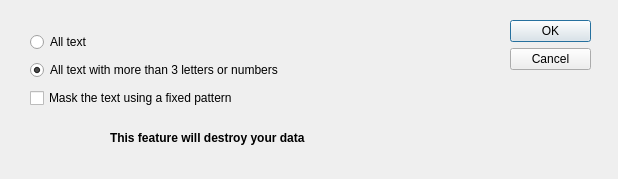
Qt form src/modules/anonymize/anonymizedialog.ui (lbellonda/qxmledit) before a commit.
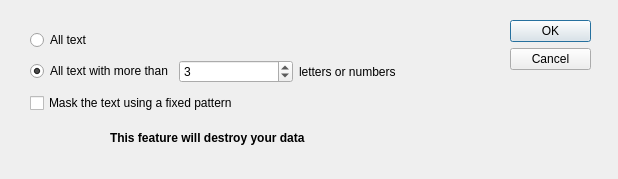
The same form after that commit. Icons and pictures are not drawn.

Commit message: Parametrized the threshold on character detection.

The edit to the form file:
```diff
--- a/src/modules/anonymize/anonymizedialog.ui
+++ b/src/modules/anonymize/anonymizedialog.ui
@@ -74,13 +74,13 @@
     <string>This feature will destroy your data</string>
    </property>
   </widget>
-  <widget class="QWidget" name="layoutWidget">
+  <widget class="QWidget" name="">
    <property name="geometry">
     <rect>
      <x>30</x>
      <y>30</y>
-     <width>404</width>
-     <height>80</height>
+     <width>383</width>
+     <height>83</height>
     </rect>
    </property>
    <layout class="QVBoxLayout" name="verticalLayout">
@@ -92,9 +92,11 @@
      </widget>
     </item>
     <item>
+     <layout class="QHBoxLayout" name="horizontalLayout">
+      <item>
      <widget class="QRadioButton" name="codeChk">
       <property name="text">
-       <string>All text with more than 3 letters or numbers</string>
+         <string>All text with more than</string>
       </property>
       <property name="checked">
        <bool>true</bool>
@@ -102,6 +104,37 @@
      </widget>
     </item>
     <item>
+       <widget class="QSpinBox" name="threshold">
+        <property name="sizePolicy">
+         <sizepolicy hsizetype="Preferred" vsizetype="Fixed">
+          <horstretch>0</horstretch>
+          <verstretch>0</verstretch>
+         </sizepolicy>
+        </property>
+        <property name="maximum">
+         <number>1000</number>
+        </property>
+        <property name="value">
+         <number>3</number>
+        </property>
+       </widget>
+      </item>
+      <item>
+       <widget class="QLabel" name="label_3">
+        <property name="sizePolicy">
+         <sizepolicy hsizetype="Minimum" vsizetype="Preferred">
+          <horstretch>0</horstretch>
+          <verstretch>0</verstretch>
+         </sizepolicy>
+        </property>
+        <property name="text">
+         <string>letters or numbers</string>
+        </property>
+       </widget>
+      </item>
+     </layout>
+    </item>
+    <item>
      <widget class="QCheckBox" name="chkFixedPattern">
       <property name="text">
        <string>Mask the text using a fixed pattern</string>
```
Left out of the diff: 1 changed line with no effect on the pictures. Lines whose indentation alone changed are shown as unchanged. The commit also changes 5 other files.
